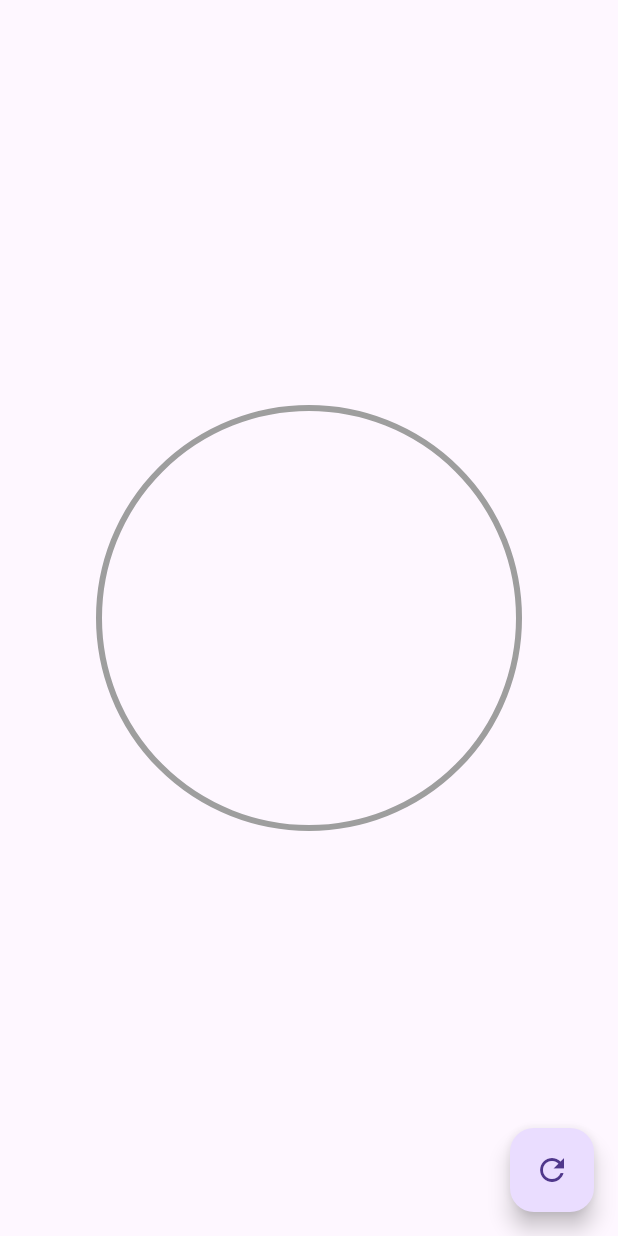
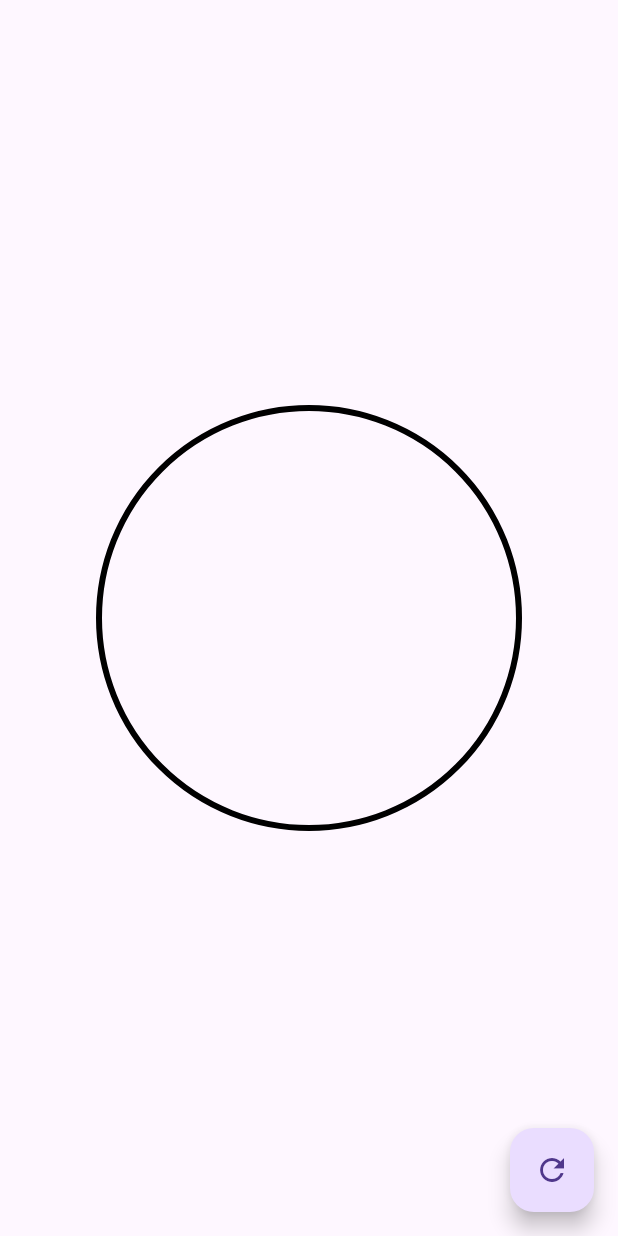
Before and after one commit to Flutter-Course-Sergio/designsApp, a Flutter app: the screen it shows after launch, on a phone screen of 412 x 824 dp. Run offline on Flutter 3.47's test engine with Material 3 defaults, Android fonts, the phone set to English and light mode, and no system bars.

Commit message:
customize widget

```diff
--- a/lib/src/pages/circular_graphics_page.dart
+++ b/lib/src/pages/circular_graphics_page.dart
@@ -28,7 +28,11 @@ class _CircularGraphicsPageState extends State<CircularGraphicsPage> {
         child: SizedBox(
           width: 300,
           height: 300,
-          child: RadialProgress(percentage: percentage),
+          child: RadialProgress(
+            percentage: percentage,
+            primaryColor: Colors.green,
+            secondaryColor: Colors.black,
+          ),
         ),
       ),
     );
--- a/lib/src/widgets/radial_progress.dart
+++ b/lib/src/widgets/radial_progress.dart
@@ -3,9 +3,15 @@ import 'dart:math';
 import 'package:flutter/material.dart';
 
 class RadialProgress extends StatefulWidget {
-  final percentage;
+  final double percentage;
+  final Color primaryColor;
+  final Color secondaryColor;
 
-  const RadialProgress({super.key, required this.percentage});
+  const RadialProgress(
+      {super.key,
+      required this.percentage,
+      this.primaryColor = Colors.blue,
+      this.secondaryColor = Colors.grey});
 
   @override
   State<RadialProgress> createState() => _RadialProgressState();
@@ -48,22 +54,30 @@ class _RadialProgressState extends State<RadialProgress>
               height: double.infinity,
               child: CustomPaint(
                 painter: _RadialProgressPainter(
-                    (widget.percentage - diffAnimate) +
+                    percentage: ((widget.percentage - diffAnimate) +
                         (diffAnimate * controller.value)),
+                    primaryColor: widget.primaryColor,
+                    secondaryColor: widget.secondaryColor),
               ));
         });
   }
 }
 
 class _RadialProgressPainter extends CustomPainter {
-  double percentage;
-  _RadialProgressPainter(this.percentage);
+  final double percentage;
+  final Color primaryColor;
+  final Color secondaryColor;
+
+  _RadialProgressPainter(
+      {required this.percentage,
+      required this.primaryColor,
+      required this.secondaryColor});
 
   @override
   void paint(Canvas canvas, Size size) {
     final paintCircle = Paint()
       ..strokeWidth = 4
-      ..color = Colors.grey
+      ..color = secondaryColor
       ..style = PaintingStyle.stroke;
 
     final center = Offset(size.width * 0.5, size.height * 0.5);
@@ -73,7 +87,7 @@ class _RadialProgressPainter extends CustomPainter {
 
     final paintArc = Paint()
       ..strokeWidth = 8
-      ..color = Colors.pink
+      ..color = primaryColor
       ..style = PaintingStyle.stroke;
 
     double arcAngle = 2 * pi * (percentage / 100);
```
